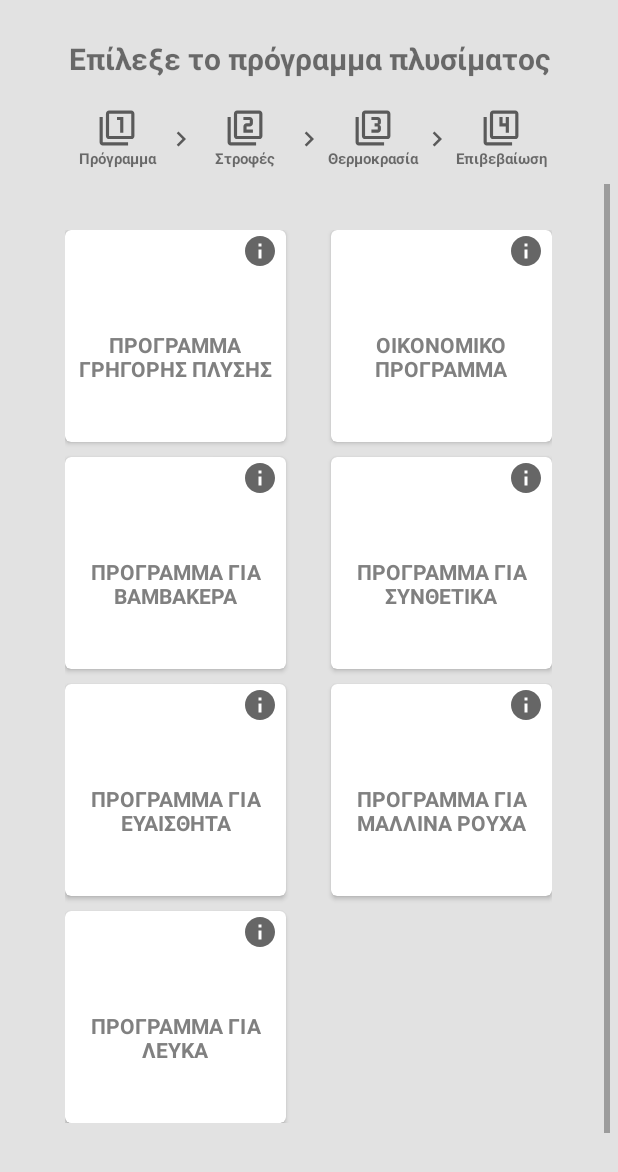
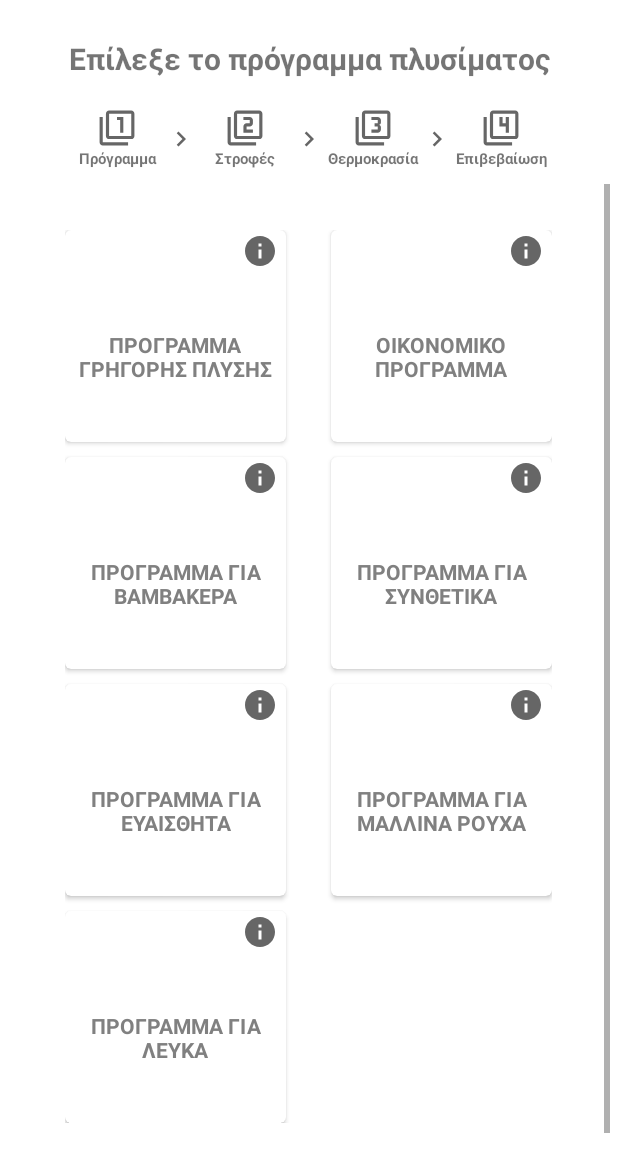
Before and after one commit to BrainBroader/Washer-Android, an Android app: the ChooseProgramActivity screen opened directly, with no data from a screen before it, on a phone screen of 412 x 824 dp. Shown: the top 1172 px of the screen. Run offline under Robolectric (Android 15) with nearby library versions, the phone set to English and light mode, and no system bars.

Commit message:
fixxed for night mode

```diff
--- a/app/src/main/res/layout/activity_choose_program.xml
+++ b/app/src/main/res/layout/activity_choose_program.xml
@@ -5,7 +5,6 @@
     android:layout_width="match_parent"
     android:layout_height="match_parent"
     android:padding="5dp"
-    android:background="#e2e2e2"
     android:orientation="vertical"
     tools:context=".ChooseProgramActivity">
 
```
